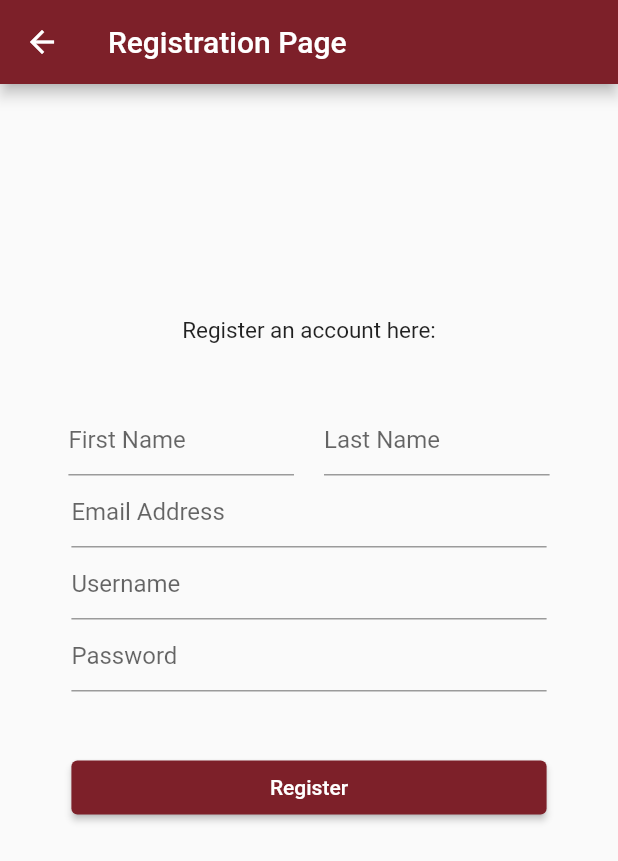
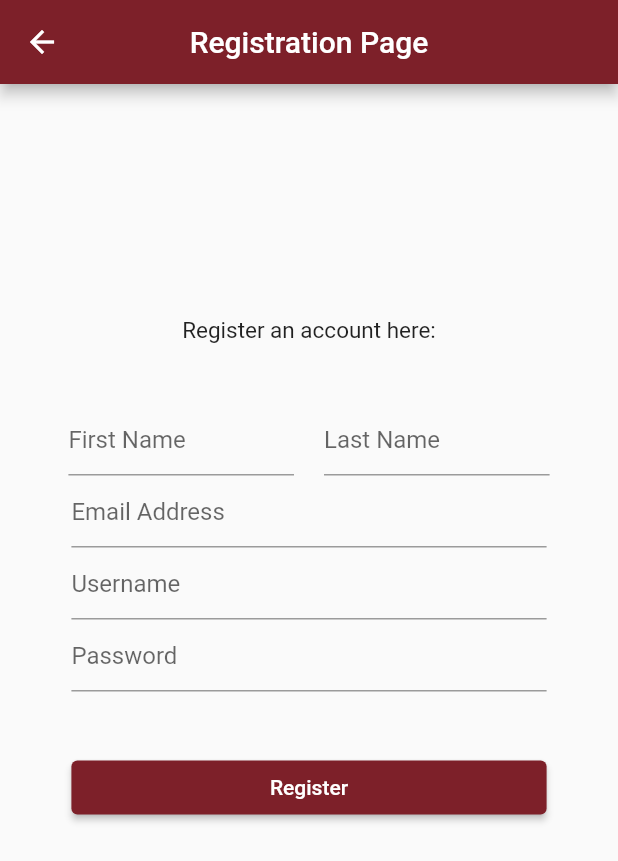
Before and after one commit to Onesr-WPI/Parking-app, a Flutter app: the screen it shows after launch, after a tap on "Register Instead", on a phone screen of 412 x 824 dp. Shown: the top 861 px of the screen. Run offline on Flutter 3.47's test engine with Material 2 defaults, Android fonts, the phone set to English and light mode, and no system bars; our stand-ins replace cloud_firestore, dio, firebase_auth, firebase_core, geocoding, geolocator and 1 more; accounts and stored records are empty; network calls fail.

Commit message:
spacing and such

```diff
--- a/lib/main.dart
+++ b/lib/main.dart
@@ -1,16 +1,20 @@
 import 'package:flutter/material.dart';
 import 'package:firebase_auth/firebase_auth.dart';
 import 'package:firebase_core/firebase_core.dart';
-import 'package:parking/pages/test_page.dart';
 import 'package:parking/pages/home_page.dart';
 import 'package:parking/pages/registration_page.dart';
 import 'firebase_options.dart';
+import 'package:flutter/services.dart';
 
 void main() {
   WidgetsFlutterBinding.ensureInitialized();
   Firebase.initializeApp(
     options: DefaultFirebaseOptions.currentPlatform,
   );
+  SystemChrome.setPreferredOrientations([
+    DeviceOrientation.portraitUp,
+    DeviceOrientation.portraitDown,
+  ]);
   runApp(const MyApp());
 }
 
@@ -45,8 +49,9 @@ class MyApp extends StatelessWidget {
       title: 'Parking App',
       theme: ThemeData(
         primarySwatch: createMaterialColor(const Color(0xFF7D2029)),
+        appBarTheme: const AppBarTheme(centerTitle: true, toolbarHeight: 56),
       ),
-      home: const MyHomePage(title: 'Parking Home Page'),
+      home: const MyHomePage(title: 'Welcome to Park King!'),
     );
   }
 }
@@ -96,23 +101,17 @@ class _MyHomePageState extends State<MyHomePage> {
               ),
               body: Center(
                 child: Column(
-                  mainAxisAlignment: MainAxisAlignment.spaceAround,
+                  mainAxisAlignment: MainAxisAlignment.start,
                   crossAxisAlignment: CrossAxisAlignment.center,
                   children: <Widget>[
                     Padding(
-                      padding: const EdgeInsets.fromLTRB(0, 25, 0, 0),
+                      padding: const EdgeInsets.fromLTRB(0, 50, 0, 25),
                       child: Image.asset(
                         "assets/images/Park_King_Logo.png",
                         scale: 0.2,
                         height: 200,
                       ),
                     ),
-                    Padding(
-                      padding: const EdgeInsets.fromLTRB(0, 0, 0, 200),
-                      child: Column(
-                        mainAxisAlignment: MainAxisAlignment.center,
-                        crossAxisAlignment: CrossAxisAlignment.stretch,
-                        children: [
                     const Padding(
                       padding: EdgeInsets.fromLTRB(0, 0, 0, 25),
                       child: FractionallySizedBox(
@@ -161,8 +160,7 @@ class _MyHomePageState extends State<MyHomePage> {
                                 .signInWithEmailAndPassword(
                                     email: email, password: password)
                                 .then((value) {
-                                    Navigator.of(context).push(
-                                        MaterialPageRoute(
+                              Navigator.of(context).push(MaterialPageRoute(
                                   builder: (BuildContext context) {
                                 return const HomePage();
                               }));
@@ -174,8 +172,8 @@ class _MyHomePageState extends State<MyHomePage> {
                     ),
                     TextButton(
                       onPressed: () {
-                              Navigator.of(context).push(MaterialPageRoute(
-                                  builder: (BuildContext context) {
+                        Navigator.of(context).push(
+                            MaterialPageRoute(builder: (BuildContext context) {
                           return const RegistrationPage();
                         }));
                       },
@@ -209,9 +207,6 @@ class _MyHomePageState extends State<MyHomePage> {
                   ],
                 ),
               ),
-                  ],
-                ),
-              ),
             );
           default:
             return const Text("Loading...");
--- a/lib/pages/home_page.dart
+++ b/lib/pages/home_page.dart
@@ -74,7 +74,7 @@ class _HomePageState extends State<HomePage> {
         ),
       );
     }).catchError((e) {
-      debugPrint(e);
+      debugPrint('$e');
       showDialog(
           context: context,
           builder: (BuildContext context) {
```
Also changed, not shown: lib/pages/enter_destination_page.dart (+0 -8 lines), 1 other file. Lines whose indentation alone changed are shown as unchanged.
